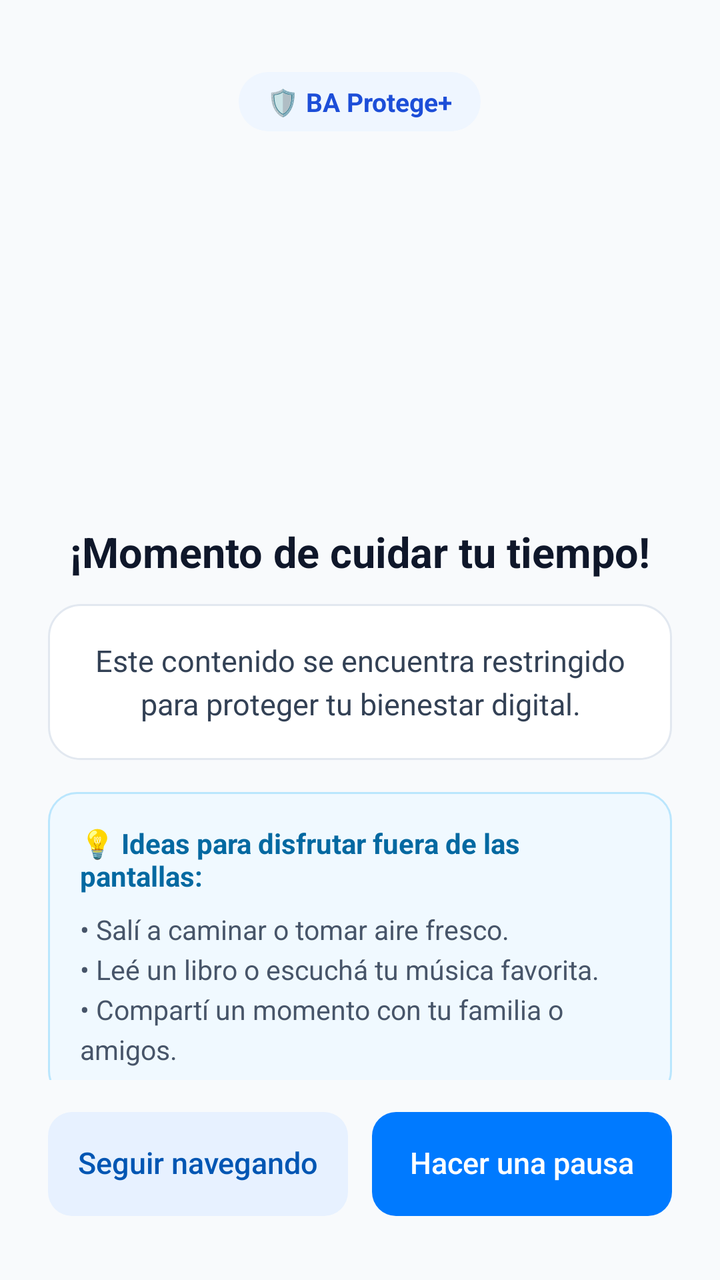
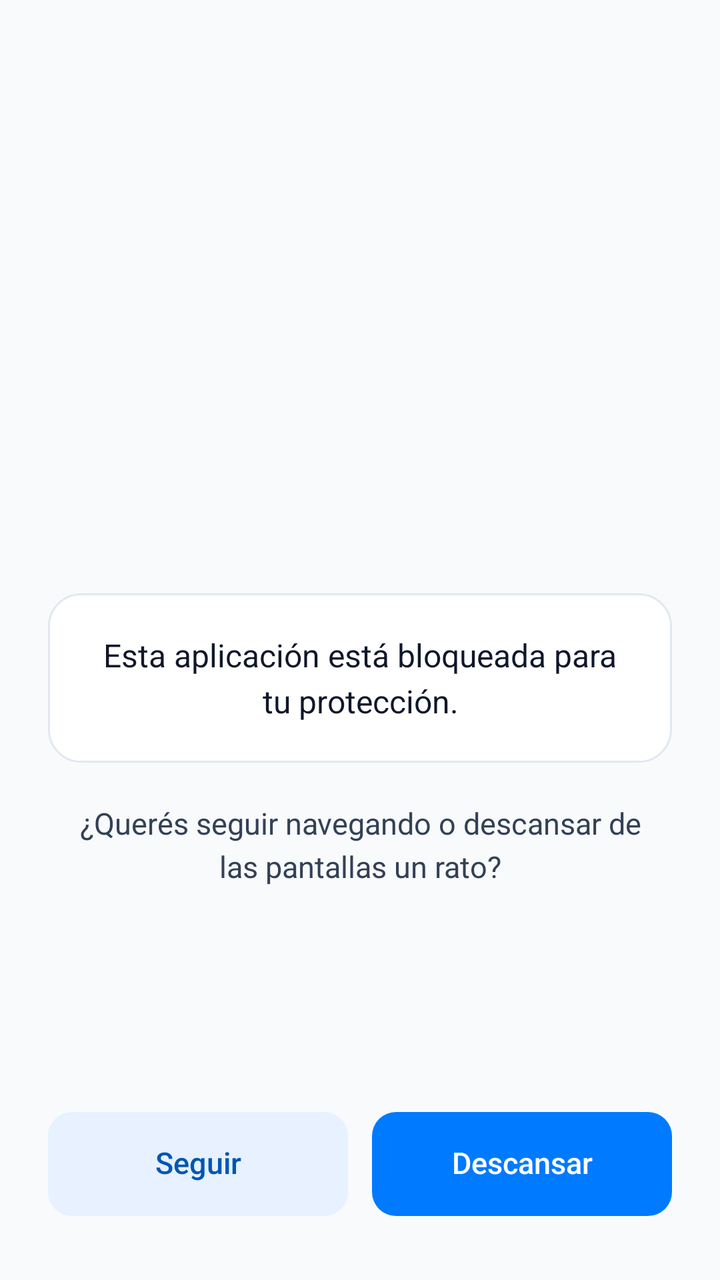

An Android layout rendered at two revisions. The XML below is the earlier revision; the diff shows what the commit changed to produce the second picture.
<!-- AndroidManifest.xml: application theme AppTheme -->
<!-- res/layout/activity_blocked_screen.xml -->
<?xml version="1.0" encoding="utf-8"?>
<LinearLayout xmlns:android="http://schemas.android.com/apk/res/android"
    android:layout_width="match_parent"
    android:layout_height="match_parent"
    android:orientation="vertical"
    android:background="#F8FAFC"
    android:gravity="center_horizontal"
    android:padding="24dp">

    <ScrollView
        android:layout_width="match_parent"
        android:layout_height="0dp"
        android:layout_weight="1"
        android:fillViewport="true"
        android:scrollbars="none">

        <LinearLayout
            android:layout_width="match_parent"
            android:layout_height="wrap_content"
            android:orientation="vertical"
            android:gravity="center_horizontal"
            android:paddingTop="12dp"
            android:paddingBottom="24dp">

            
            <LinearLayout
                android:layout_width="wrap_content"
                android:layout_height="wrap_content"
                android:orientation="horizontal"
                android:background="@drawable/bg_blocked_badge"
                android:gravity="center_vertical"
                android:paddingStart="14dp"
                android:paddingEnd="14dp"
                android:paddingTop="6dp"
                android:paddingBottom="6dp"
                android:layout_marginBottom="20dp">

                <TextView
                    android:id="@+id/tvBadge"
                    android:layout_width="wrap_content"
                    android:layout_height="wrap_content"
                    android:text="🛡️ BA Protege+"
                    android:textColor="#1D4ED8"
                    android:textSize="13sp"
                    android:textStyle="bold" />
            </LinearLayout>

            
            <ImageView
                android:id="@+id/ivMascot"
                android:layout_width="160dp"
                android:layout_height="160dp"
                android:layout_marginBottom="16dp"
                android:contentDescription="Mascota BA Protege+"
                android:scaleType="fitCenter" />

            
            <TextView
                android:id="@+id/tvTitle"
                android:layout_width="match_parent"
                android:layout_height="wrap_content"
                android:gravity="center"
                android:text="¡Momento de cuidar tu tiempo!"
                android:textColor="#0F172A"
                android:textSize="21sp"
                android:textStyle="bold"
                android:layout_marginBottom="12dp" />

            
            <LinearLayout
                android:layout_width="match_parent"
                android:layout_height="wrap_content"
                android:orientation="vertical"
                android:background="@drawable/bg_blocked_card"
                android:padding="18dp"
                android:layout_marginBottom="16dp">

                <TextView
                    android:id="@+id/tvMessage"
                    android:layout_width="match_parent"
                    android:layout_height="wrap_content"
                    android:gravity="center"
                    android:text="Este contenido se encuentra restringido para proteger tu bienestar digital."
                    android:textColor="#334155"
                    android:textSize="15sp"
                    android:lineSpacingExtra="4dp" />
            </LinearLayout>

            
            <LinearLayout
                android:layout_width="match_parent"
                android:layout_height="wrap_content"
                android:orientation="vertical"
                android:background="@drawable/bg_blocked_suggestions"
                android:padding="16dp"
                android:layout_marginBottom="20dp">

                <TextView
                    android:id="@+id/tvSuggestionHeader"
                    android:layout_width="match_parent"
                    android:layout_height="wrap_content"
                    android:text="💡 Ideas para disfrutar fuera de las pantallas:"
                    android:textColor="#0369A1"
                    android:textSize="14sp"
                    android:textStyle="bold"
                    android:layout_marginBottom="8dp" />

                <TextView
                    android:id="@+id/tvSuggestions"
                    android:layout_width="match_parent"
                    android:layout_height="wrap_content"
                    android:text="• Salí a caminar o tomar aire fresco.\n• Leé un libro o escuchá tu música favorita.\n• Compartí un momento con tu familia o amigos."
                    android:textColor="#475569"
                    android:textSize="13.5sp"
                    android:lineSpacingExtra="4dp" />
            </LinearLayout>

        </LinearLayout>
    </ScrollView>

    
    <LinearLayout
        android:id="@+id/llActionButtons"
        android:layout_width="match_parent"
        android:layout_height="wrap_content"
        android:orientation="horizontal"
        android:gravity="center_vertical"
        android:layout_marginTop="16dp"
        android:layout_marginBottom="8dp">

        
        <Button
            android:id="@+id/btnContinueBrowsing"
            android:layout_width="0dp"
            android:layout_height="52dp"
            android:layout_weight="1"
            android:text="Seguir navegando"
            android:textAllCaps="false"
            android:textSize="15sp"
            android:fontFamily="sans-serif-medium"
            android:textColor="#0056B3"
            android:background="@drawable/bg_blocked_outline_button"
            android:stateListAnimator="@null"
            android:elevation="0dp"
            android:includeFontPadding="false"
            android:paddingStart="12dp"
            android:paddingEnd="12dp"
            android:maxLines="1"
            android:ellipsize="end"
            android:layout_marginEnd="6dp" />

        
        <Button
            android:id="@+id/btnUnderstood"
            android:layout_width="0dp"
            android:layout_height="52dp"
            android:layout_weight="1"
            android:text="Hacer una pausa"
            android:textAllCaps="false"
            android:textSize="15sp"
            android:fontFamily="sans-serif-medium"
            android:textColor="#FFFFFF"
            android:background="@drawable/bg_blocked_button"
            android:stateListAnimator="@null"
            android:elevation="0dp"
            android:includeFontPadding="false"
            android:paddingStart="12dp"
            android:paddingEnd="12dp"
            android:maxLines="1"
            android:ellipsize="end"
            android:layout_marginStart="6dp" />

    </LinearLayout>

</LinearLayout>
<!-- resources referenced by this layout -->
<resources>
  <!-- drawable bg_blocked_badge (drawable) -->
  <?xml version="1.0" encoding="utf-8"?>
  <shape xmlns:android="http://schemas.android.com/apk/res/android"
      android:shape="rectangle">
      <solid android:color="#EFF6FF" />
      <corners android:radius="16dp" />
  </shape>
  <!-- drawable bg_blocked_button (drawable) -->
  <?xml version="1.0" encoding="utf-8"?>
  <ripple xmlns:android="http://schemas.android.com/apk/res/android"
      android:color="#33FFFFFF">
      <item>
          <shape android:shape="rectangle">
              <solid android:color="#007AFF" />
              <corners android:radius="12dp" />
          </shape>
      </item>
  </ripple>
  <!-- drawable bg_blocked_card (drawable) -->
  <?xml version="1.0" encoding="utf-8"?>
  <shape xmlns:android="http://schemas.android.com/apk/res/android"
      android:shape="rectangle">
      <solid android:color="#FFFFFF" />
      <stroke android:width="1dp" android:color="#E2E8F0" />
      <corners android:radius="16dp" />
  </shape>
  <!-- drawable bg_blocked_outline_button (drawable) -->
  <?xml version="1.0" encoding="utf-8"?>
  <ripple xmlns:android="http://schemas.android.com/apk/res/android"
      android:color="#1A007AFF">
      <item>
          <shape android:shape="rectangle">
              <solid android:color="#E7F1FF" />
              <corners android:radius="12dp" />
          </shape>
      </item>
  </ripple>
  <!-- drawable bg_blocked_suggestions (drawable) -->
  <?xml version="1.0" encoding="utf-8"?>
  <shape xmlns:android="http://schemas.android.com/apk/res/android"
      android:shape="rectangle">
      <solid android:color="#F0F9FF" />
      <stroke android:width="1dp" android:color="#BAE6FD" />
      <corners android:radius="14dp" />
  </shape>
  <style name="AppTheme" parent="Theme.AppCompat.Light.NoActionBar">
          
      </style>
</resources>

<!-- the commit's change to res/layout/activity_blocked_screen.xml (unified diff, before → after) -->
@@ -18,53 +18,18 @@
             android:layout_width="match_parent"
             android:layout_height="wrap_content"
             android:orientation="vertical"
-            android:gravity="center_horizontal"
-            android:paddingTop="12dp"
+            android:gravity="center"
+            android:paddingTop="16dp"
             android:paddingBottom="24dp">
-
-            
-            <LinearLayout
-                android:layout_width="wrap_content"
-                android:layout_height="wrap_content"
-                android:orientation="horizontal"
-                android:background="@drawable/bg_blocked_badge"
-                android:gravity="center_vertical"
-                android:paddingStart="14dp"
-                android:paddingEnd="14dp"
-                android:paddingTop="6dp"
-                android:paddingBottom="6dp"
-                android:layout_marginBottom="20dp">
-
-                <TextView
-                    android:id="@+id/tvBadge"
-                    android:layout_width="wrap_content"
-                    android:layout_height="wrap_content"
-                    android:text="🛡️ BA Protege+"
-                    android:textColor="#1D4ED8"
-                    android:textSize="13sp"
-                    android:textStyle="bold" />
-            </LinearLayout>
 
             
             <ImageView
                 android:id="@+id/ivMascot"
                 android:layout_width="160dp"
                 android:layout_height="160dp"
-                android:layout_marginBottom="16dp"
-                android:contentDescription="Mascota BA Protege+"
+                android:layout_marginBottom="24dp"
+                android:contentDescription="Botito"
                 android:scaleType="fitCenter" />
-
-            
-            <TextView
-                android:id="@+id/tvTitle"
-                android:layout_width="match_parent"
-                android:layout_height="wrap_content"
-                android:gravity="center"
-                android:text="¡Momento de cuidar tu tiempo!"
-                android:textColor="#0F172A"
-                android:textSize="21sp"
-                android:textStyle="bold"
-                android:layout_marginBottom="12dp" />
 
             
             <LinearLayout
@@ -72,48 +37,32 @@
                 android:layout_height="wrap_content"
                 android:orientation="vertical"
                 android:background="@drawable/bg_blocked_card"
-                android:padding="18dp"
-                android:layout_marginBottom="16dp">
+                android:padding="20dp"
+                android:layout_marginBottom="20dp">
 
                 <TextView
                     android:id="@+id/tvMessage"
                     android:layout_width="match_parent"
                     android:layout_height="wrap_content"
                     android:gravity="center"
-                    android:text="Este contenido se encuentra restringido para proteger tu bienestar digital."
-                    android:textColor="#334155"
-                    android:textSize="15sp"
+                    android:text="Esta aplicación está bloqueada para tu protección."
+                    android:textColor="#0F172A"
+                    android:textSize="16sp"
                     android:lineSpacingExtra="4dp" />
             </LinearLayout>
 
             
-            <LinearLayout
+            <TextView
+                android:id="@+id/tvQuestion"
                 android:layout_width="match_parent"
                 android:layout_height="wrap_content"
-                android:orientation="vertical"
-                android:background="@drawable/bg_blocked_suggestions"
-                android:padding="16dp"
-                android:layout_marginBottom="20dp">
-
-                <TextView
-                    android:id="@+id/tvSuggestionHeader"
-                    android:layout_width="match_parent"
-                    android:layout_height="wrap_content"
-                    android:text="💡 Ideas para disfrutar fuera de las pantallas:"
-                    android:textColor="#0369A1"
-                    android:textSize="14sp"
-                    android:textStyle="bold"
-                    android:layout_marginBottom="8dp" />
-
-                <TextView
-                    android:id="@+id/tvSuggestions"
-                    android:layout_width="match_parent"
-                    android:layout_height="wrap_content"
-                    android:text="• Salí a caminar o tomar aire fresco.\n• Leé un libro o escuchá tu música favorita.\n• Compartí un momento con tu familia o amigos."
-                    android:textColor="#475569"
-                    android:textSize="13.5sp"
-                    android:lineSpacingExtra="4dp" />
-            </LinearLayout>
+                android:gravity="center"
+                android:paddingStart="8dp"
+                android:paddingEnd="8dp"
+                android:text="¿Querés seguir navegando o descansar de las pantallas un rato?"
+                android:textColor="#334155"
+                android:textSize="15sp"
+                android:lineSpacingExtra="4dp" />
 
         </LinearLayout>
     </ScrollView>
@@ -134,7 +83,7 @@
             android:layout_width="0dp"
             android:layout_height="52dp"
             android:layout_weight="1"
-            android:text="Seguir navegando"
+            android:text="Seguir"
             android:textAllCaps="false"
             android:textSize="15sp"
             android:fontFamily="sans-serif-medium"
@@ -155,7 +104,7 @@
             android:layout_width="0dp"
             android:layout_height="52dp"
             android:layout_weight="1"
-            android:text="Hacer una pausa"
+            android:text="Descansar"
             android:textAllCaps="false"
             android:textSize="15sp"
             android:fontFamily="sans-serif-medium"
<!-- resource entries referenced after the edit -->
@@ -1,12 +1,5 @@
 <!-- resources referenced by this layout -->
 <resources>
-  <!-- drawable bg_blocked_badge (drawable) -->
-  <?xml version="1.0" encoding="utf-8"?>
-  <shape xmlns:android="http://schemas.android.com/apk/res/android"
-      android:shape="rectangle">
-      <solid android:color="#EFF6FF" />
-      <corners android:radius="16dp" />
-  </shape>
   <!-- drawable bg_blocked_button (drawable) -->
   <?xml version="1.0" encoding="utf-8"?>
   <ripple xmlns:android="http://schemas.android.com/apk/res/android"
@@ -37,14 +30,6 @@
           </shape>
       </item>
   </ripple>
-  <!-- drawable bg_blocked_suggestions (drawable) -->
-  <?xml version="1.0" encoding="utf-8"?>
-  <shape xmlns:android="http://schemas.android.com/apk/res/android"
-      android:shape="rectangle">
-      <solid android:color="#F0F9FF" />
-      <stroke android:width="1dp" android:color="#BAE6FD" />
-      <corners android:radius="14dp" />
-  </shape>
   <style name="AppTheme" parent="Theme.AppCompat.Light.NoActionBar">
           
       </style>
